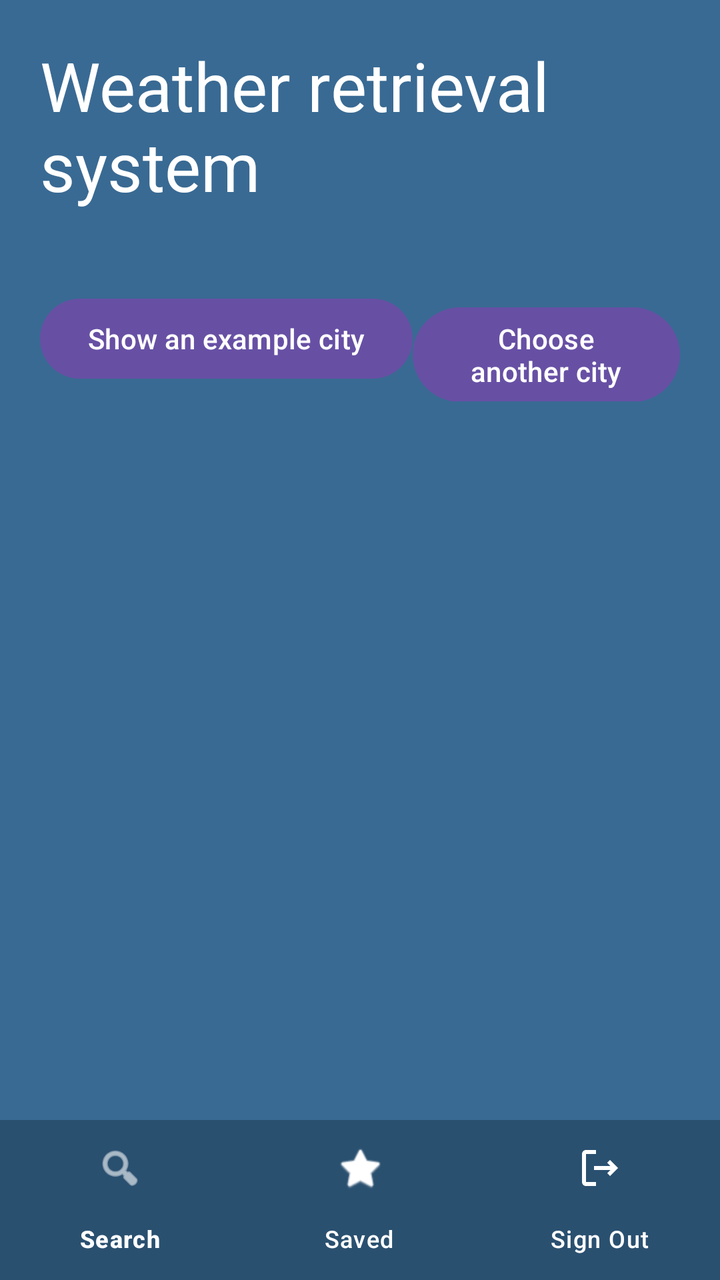
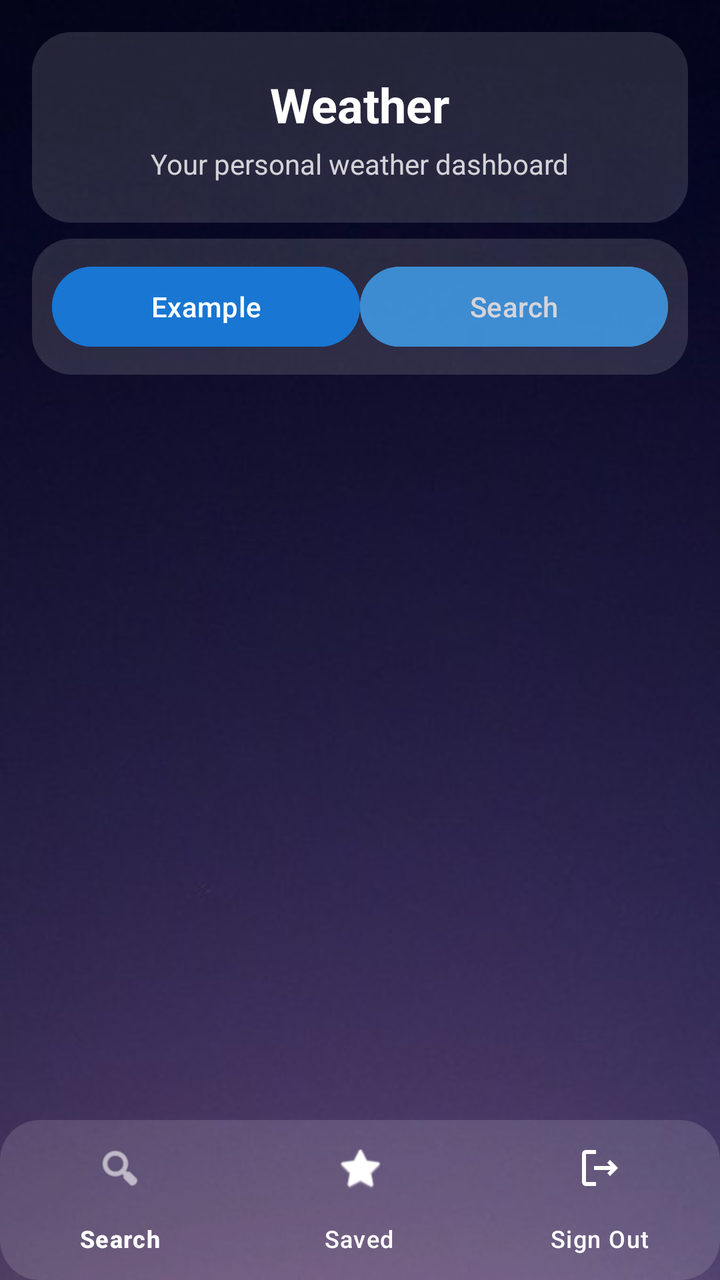

Compare the two renders of this Android layout. The source of the first and the diff that turns it into the second are given below.
<!-- AndroidManifest.xml: application theme Theme.COMP30252 -->
<!-- res/layout/activity_main.xml -->
<?xml version="1.0" encoding="utf-8"?>
<layout xmlns:android="http://schemas.android.com/apk/res/android"
    xmlns:app="http://schemas.android.com/apk/res-auto"
    xmlns:tools="http://schemas.android.com/tools">

    <androidx.constraintlayout.widget.ConstraintLayout
    android:id="@+id/main"
    android:layout_width="match_parent"
    android:layout_height="match_parent"
    android:background="#396a93"
    tools:context=".MainActivity">
        
    <TextView
        android:id="@+id/textView2"
        android:layout_width="wrap_content"
        android:layout_height="wrap_content"
        android:padding="20sp"
        android:text="@string/weather"
        android:textColor="@color/white"
        android:textSize="34sp"
        app:layout_constraintStart_toStartOf="parent"
        app:layout_constraintTop_toTopOf="parent" />
        
    <LinearLayout
        android:id="@+id/actionsArea"
        android:layout_width="match_parent"
        android:layout_height="wrap_content"
        android:layout_margin="20sp"
        android:background="#396a93"
        android:orientation="horizontal"
        app:layout_constraintTop_toBottomOf="@id/textView2"
        app:layout_constraintStart_toStartOf="parent">
        <Button
            android:id="@+id/chooseCityButton"
            android:layout_width="wrap_content"
            android:layout_height="wrap_content"
            android:text="@string/show_example_city"
            android:textSize="14sp" />
        <Button
            android:id="@+id/chooseAnotherCityButton"
            android:layout_width="wrap_content"
            android:layout_height="wrap_content"
            android:text="Choose another city"
            android:textSize="14sp" />
        
        <Button
            android:id="@+id/logoffButton"
            android:layout_width="0dp"
            android:layout_height="0dp"
            android:visibility="gone" />
    </LinearLayout>
        
    <FrameLayout
        android:id="@+id/fragment_container"
        android:layout_width="0dp"
        android:layout_height="0dp"
        android:background="#396a93"
        app:layout_constraintBottom_toTopOf="@id/bottomNavigation"
        app:layout_constraintEnd_toEndOf="parent"
        app:layout_constraintStart_toStartOf="parent"
        app:layout_constraintTop_toBottomOf="@id/actionsArea" />
        
        <com.google.android.material.bottomnavigation.BottomNavigationView
            android:id="@+id/bottomNavigation"
            android:layout_width="0dp"
            android:layout_height="wrap_content"
            android:background="#2a5070"
            app:itemIconTint="@color/white"
            app:itemTextColor="@color/white"
            app:menu="@menu/bottom_nav_menu"
        app:layout_constraintBottom_toBottomOf="parent"
        app:layout_constraintEnd_toEndOf="parent"
            app:layout_constraintStart_toStartOf="parent" />
        
        <TextView
            android:id="@+id/textView"
            android:layout_width="0dp"
            android:layout_height="0dp"
            android:text="" />
</androidx.constraintlayout.widget.ConstraintLayout>
</layout>
<!-- resources referenced by this layout -->
<resources>
  <color name="white">#FFFFFFFF</color>
  <string name="show_example_city">Show an example city</string>
  <string name="weather">Weather retrieval system</string>
  <style name="Theme.COMP30252" parent="Base.Theme.COMP30252" />
  <style name="Base.Theme.COMP30252" parent="Theme.Material3.DayNight.NoActionBar">
          
          
      </style>
</resources>

<!-- the commit's change to res/layout/activity_main.xml (unified diff, before → after) -->
@@ -1,81 +1,133 @@
 <?xml version="1.0" encoding="utf-8"?>
 <layout xmlns:android="http://schemas.android.com/apk/res/android"
-    xmlns:app="http://schemas.android.com/apk/res-auto"
-    xmlns:tools="http://schemas.android.com/tools">
+    xmlns:app="http://schemas.android.com/apk/res-auto">
 
     <androidx.constraintlayout.widget.ConstraintLayout
-    android:id="@+id/main"
-    android:layout_width="match_parent"
-    android:layout_height="match_parent"
-    android:background="#396a93"
-    tools:context=".MainActivity">
+        android:id="@+id/main"
+        android:layout_width="match_parent"
+        android:layout_height="match_parent"
+        android:background="@drawable/bg">
+
         
-    <TextView
-        android:id="@+id/textView2"
-        android:layout_width="wrap_content"
-        android:layout_height="wrap_content"
-        android:padding="20sp"
-        android:text="@string/weather"
-        android:textColor="@color/white"
-        android:textSize="34sp"
-        app:layout_constraintStart_toStartOf="parent"
-        app:layout_constraintTop_toTopOf="parent" />
+        <LinearLayout
+            android:id="@+id/headerCard"
+            android:layout_width="0dp"
+            android:layout_height="wrap_content"
+            android:layout_margin="16dp"
+            android:background="@drawable/glass_card"
+            android:padding="20dp"
+            android:orientation="vertical"
+            android:gravity="center"
+            android:elevation="6dp"
+            app:layout_constraintTop_toTopOf="parent"
+            app:layout_constraintStart_toStartOf="parent"
+            app:layout_constraintEnd_toEndOf="parent">
+
+            <TextView
+                android:id="@+id/textView2"
+                android:layout_width="wrap_content"
+                android:layout_height="wrap_content"
+                android:text="Weather"
+                android:textSize="24sp"
+                android:textStyle="bold"
+                android:textColor="@android:color/white" />
+
+            <TextView
+                android:layout_width="wrap_content"
+                android:layout_height="wrap_content"
+                android:text="Your personal weather dashboard"
+                android:textSize="14sp"
+                android:textColor="#CCFFFFFF"
+                android:layout_marginTop="4dp"/>
+        </LinearLayout>
+
         
-    <LinearLayout
-        android:id="@+id/actionsArea"
-        android:layout_width="match_parent"
-        android:layout_height="wrap_content"
-        android:layout_margin="20sp"
-        android:background="#396a93"
-        android:orientation="horizontal"
-        app:layout_constraintTop_toBottomOf="@id/textView2"
-        app:layout_constraintStart_toStartOf="parent">
-        <Button
-            android:id="@+id/chooseCityButton"
-            android:layout_width="wrap_content"
+        <LinearLayout
+            android:id="@+id/actionsArea"
+            android:layout_width="0dp"
             android:layout_height="wrap_content"
-            android:text="@string/show_example_city"
-            android:textSize="14sp" />
-        <Button
-            android:id="@+id/chooseAnotherCityButton"
-            android:layout_width="wrap_content"
-            android:layout_height="wrap_content"
-            android:text="Choose another city"
-            android:textSize="14sp" />
+            android:layout_marginHorizontal="16dp"
+            android:layout_marginTop="8dp"
+            android:background="@drawable/glass_card"
+            android:padding="10dp"
+            android:orientation="vertical"
+            android:elevation="6dp"
+            app:layout_constraintTop_toBottomOf="@id/headerCard"
+            app:layout_constraintStart_toStartOf="parent"
+            app:layout_constraintEnd_toEndOf="parent">
+
+            
+            <LinearLayout
+                android:layout_width="match_parent"
+                android:layout_height="wrap_content"
+                android:orientation="horizontal">
+
+                
+                <Button
+                    android:id="@+id/chooseCityButton"
+                    android:layout_width="0dp"
+                    android:layout_height="match_parent"
+                    android:layout_weight="1"
+                    android:text="Example"
+                    android:textAllCaps="false"
+                    android:textColor="@android:color/white"
+                    android:backgroundTint="#1976D2" />
+
+                
+                <Button
+                    android:id="@+id/chooseAnotherCityButton"
+                    android:layout_width="0dp"
+                    android:layout_height="match_parent"
+                    android:layout_weight="1"
+                    android:text="Search"
+                    android:textAllCaps="false"
+                    android:textColor="@android:color/white"
+                    android:backgroundTint="#42A5F5"
+                    android:alpha="0.8" />
+            </LinearLayout>
+
+            
+            <Button
+                android:id="@+id/logoffButton"
+                android:layout_width="0dp"
+                android:layout_height="0dp"
+                android:visibility="gone" />
+
+        </LinearLayout>
+
         
-        <Button
-            android:id="@+id/logoffButton"
+        <FrameLayout
+            android:id="@+id/fragment_container"
             android:layout_width="0dp"
             android:layout_height="0dp"
-            android:visibility="gone" />
-    </LinearLayout>
-        
-    <FrameLayout
-        android:id="@+id/fragment_container"
-        android:layout_width="0dp"
-        android:layout_height="0dp"
-        android:background="#396a93"
-        app:layout_constraintBottom_toTopOf="@id/bottomNavigation"
-        app:layout_constraintEnd_toEndOf="parent"
-        app:layout_constraintStart_toStartOf="parent"
-        app:layout_constraintTop_toBottomOf="@id/actionsArea" />
+            android:layout_marginTop="12dp"
+            app:layout_constraintTop_toBottomOf="@id/actionsArea"
+            app:layout_constraintBottom_toTopOf="@id/bottomNavigation"
+            app:layout_constraintStart_toStartOf="parent"
+            app:layout_constraintEnd_toEndOf="parent" />
+
         
         <com.google.android.material.bottomnavigation.BottomNavigationView
             android:id="@+id/bottomNavigation"
             android:layout_width="0dp"
             android:layout_height="wrap_content"
-            android:background="#2a5070"
-            app:itemIconTint="@color/white"
-            app:itemTextColor="@color/white"
+            android:background="@drawable/glass_card"
+            android:elevation="8dp"
+            app:itemIconTint="@android:color/white"
+            app:itemTextColor="@android:color/white"
             app:menu="@menu/bottom_nav_menu"
-        app:layout_constraintBottom_toBottomOf="parent"
-        app:layout_constraintEnd_toEndOf="parent"
-            app:layout_constraintStart_toStartOf="parent" />
+            app:layout_constraintBottom_toBottomOf="parent"
+            app:layout_constraintStart_toStartOf="parent"
+            app:layout_constraintEnd_toEndOf="parent" />
+
         
         <TextView
             android:id="@+id/textView"
             android:layout_width="0dp"
             android:layout_height="0dp"
-            android:text="" />
-</androidx.constraintlayout.widget.ConstraintLayout>
+            app:layout_constraintTop_toTopOf="parent"
+            app:layout_constraintStart_toStartOf="parent"/>
+
+    </androidx.constraintlayout.widget.ConstraintLayout>
+
 </layout>
<!-- resource entries referenced after the edit -->
@@ -1,8 +1,11 @@
 <!-- resources referenced by this layout -->
 <resources>
-  <color name="white">#FFFFFFFF</color>
-  <string name="show_example_city">Show an example city</string>
-  <string name="weather">Weather retrieval system</string>
+  <!-- drawable bg: jpg bitmap (drawable, 15109 bytes) -->
+  <!-- drawable glass_card (drawable) -->
+  <shape xmlns:android="http://schemas.android.com/apk/res/android">
+      <solid android:color="#22FFFFFF"/>
+      <corners android:radius="20dp"/>
+  </shape>
   <style name="Theme.COMP30252" parent="Base.Theme.COMP30252" />
   <style name="Base.Theme.COMP30252" parent="Theme.Material3.DayNight.NoActionBar">
           
